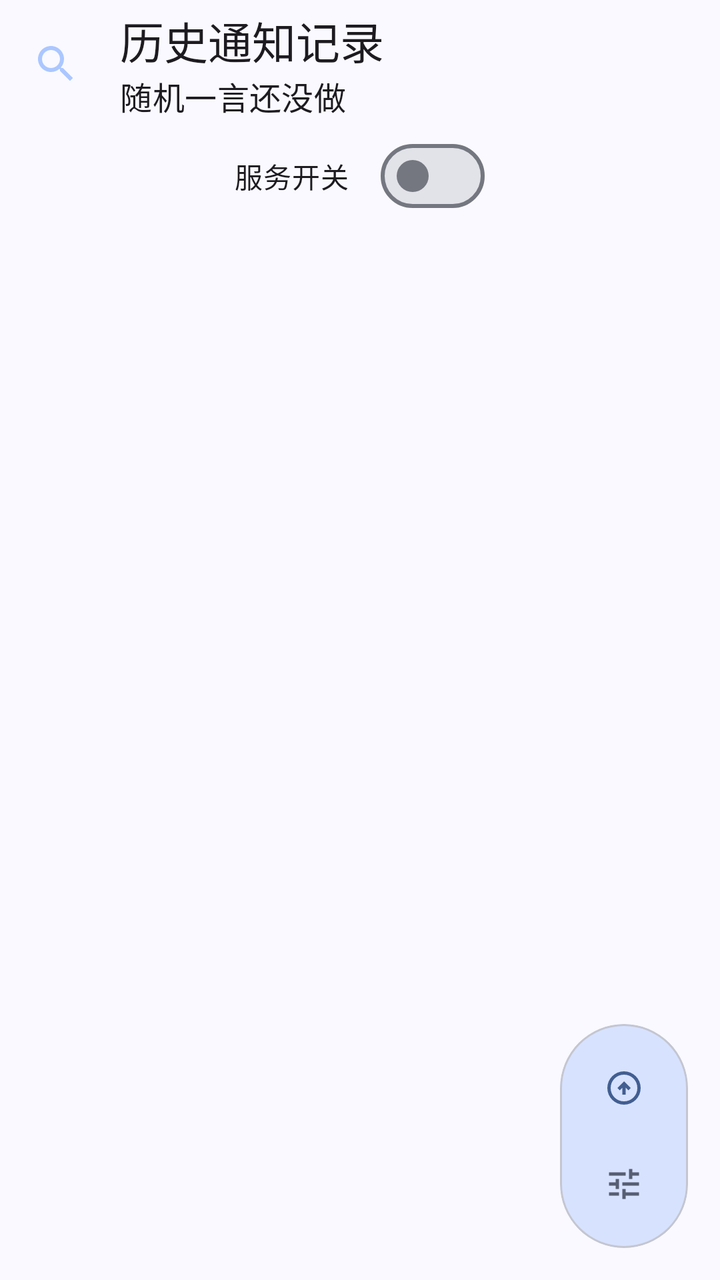
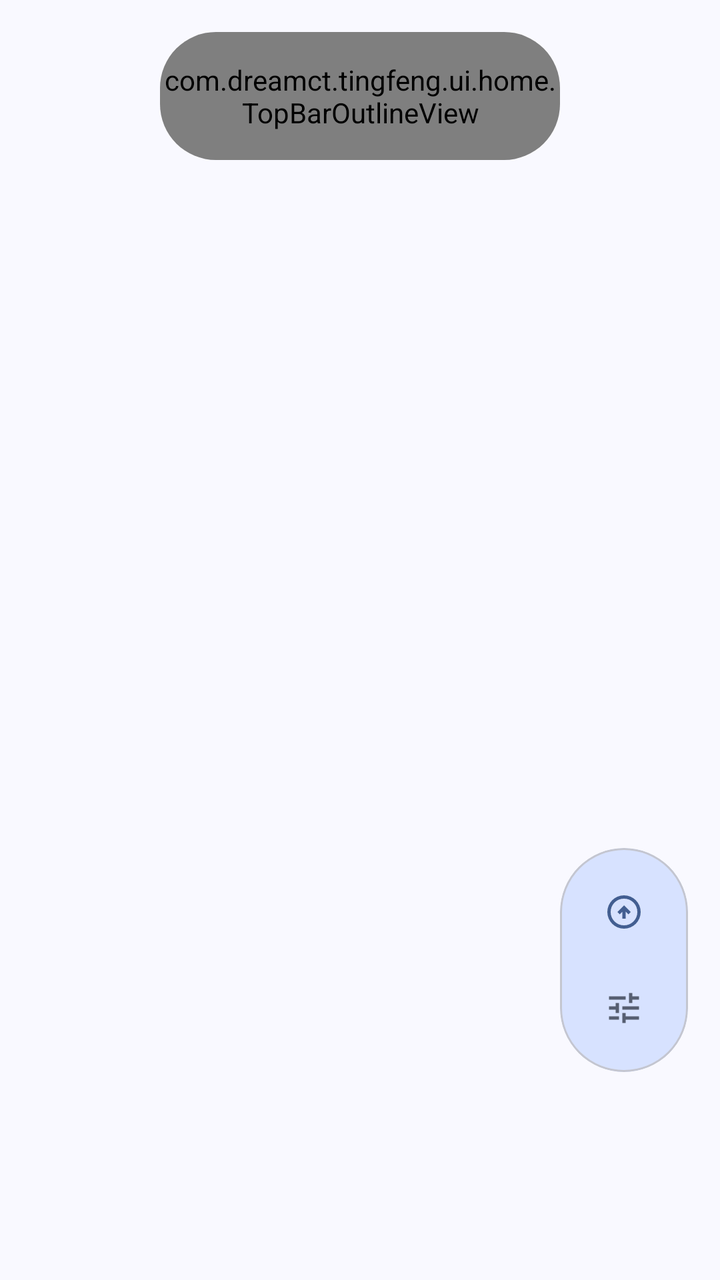

Before-and-after screenshots of an Android layout around one commit, followed by the original layout XML and the change that was made.
<!-- AndroidManifest.xml: application theme Theme.FoundationX -->
<!-- res/layout/fragment_home.xml -->
<?xml version="1.0" encoding="utf-8"?>
<androidx.coordinatorlayout.widget.CoordinatorLayout
    xmlns:android="http://schemas.android.com/apk/res/android"
    xmlns:app="http://schemas.android.com/apk/res-auto"
    android:layout_width="match_parent"
    android:layout_height="match_parent">
    

    <com.google.android.material.appbar.AppBarLayout
        android:layout_width="match_parent"
        android:layout_height="wrap_content">

        <FrameLayout
            android:id="@+id/topBarContainer"
            android:layout_width="match_parent"
            android:layout_height="?attr/actionBarSize">

            <com.google.android.material.appbar.MaterialToolbar
                android:id="@+id/topAppBar"
                android:layout_width="match_parent"
                android:layout_height="match_parent"
                app:navigationIcon="@drawable/search"
                app:title="历史通知记录"
                app:subtitle="随机一言还没做"
                android:visibility="visible" />

            <com.google.android.material.textfield.TextInputLayout
                android:id="@+id/search_input_layout"
                android:layout_width="match_parent"
                android:layout_height="wrap_content"
                android:layout_marginHorizontal="16dp"
                android:layout_marginVertical="0dp"
                android:visibility="gone"
                app:startIconDrawable="@drawable/arrow_back"
                app:endIconMode="clear_text"
                android:hint="搜索通知...">
                <com.google.android.material.textfield.TextInputEditText
                    android:id="@+id/search_edit_text"
                    android:layout_width="match_parent"
                    android:layout_height="wrap_content"
                    android:imeOptions="actionSearch"
                    android:inputType="text"
                    android:maxLines="1"/>
            </com.google.android.material.textfield.TextInputLayout>
        </FrameLayout>

        <com.google.android.material.materialswitch.MaterialSwitch
            android:id="@+id/service_switch"
            android:layout_width="wrap_content"
            android:layout_height="wrap_content"
            app:thumbIcon="@null"
            android:text="服务开关"
            android:layout_gravity="center"/>


    </com.google.android.material.appbar.AppBarLayout>

    
    <androidx.recyclerview.widget.RecyclerView
        android:id="@+id/cardRecyclerView"
        android:layout_width="match_parent"
        android:layout_height="match_parent"
        app:layoutManager="androidx.recyclerview.widget.LinearLayoutManager"
        android:orientation="vertical"
        app:layout_behavior="@string/appbar_scrolling_view_behavior"/>
    
    <com.google.android.material.card.MaterialCardView
        android:id="@+id/floating_toolbar"
        android:layout_width="wrap_content"
        android:layout_height="wrap_content"
        android:layout_gravity="bottom|end"
        android:layout_margin="16dp"
        app:cardBackgroundColor="?attr/colorPrimaryContainer"
        app:cardCornerRadius="36dp"
        app:cardElevation="3dp"
        app:contentPadding="8dp"
        style="@style/Widget.Material3.Toolbar">

        <LinearLayout
            android:layout_width="wrap_content"
            android:layout_height="wrap_content"
            android:orientation="vertical"
            android:gravity="center">

            
            <com.google.android.material.button.MaterialButton
                android:id="@+id/go_upon"
                android:layout_width="wrap_content"
                android:layout_height="wrap_content"
                style="@style/Widget.Material3.Button.IconButton"
                app:icon="@drawable/up1"
                android:contentDescription="button1"/>
            <com.google.android.material.button.MaterialButton
                android:id="@+id/test"
                android:layout_width="wrap_content"
                android:layout_height="wrap_content"
                style="@style/Widget.Material3.Button.IconButton"
                app:icon="@drawable/send"
                android:visibility="gone"
                android:contentDescription="button2"/>
            <com.google.android.material.button.MaterialButton
                android:id="@+id/settings"
                android:layout_width="wrap_content"
                android:layout_height="wrap_content"
                style="@style/Widget.Material3.Button.IconButton"
                app:icon="@drawable/settings1"
                app:iconTint="?attr/colorAccent"
                android:contentDescription="@string/settings"/>

        </LinearLayout>
    </com.google.android.material.card.MaterialCardView>

</androidx.coordinatorlayout.widget.CoordinatorLayout>
<!-- resources referenced by this layout -->
<resources>
  <!-- drawable arrow_back (drawable) -->
  <vector xmlns:android="http://schemas.android.com/apk/res/android" android:autoMirrored="true" android:height="24dp" android:tint="#ABC7FF" android:viewportHeight="24" android:viewportWidth="24" android:width="24dp">
        
      <path android:fillColor="@android:color/white" android:pathData="M11.67,3.87L9.9,2.1 0,12l9.9,9.9 1.77,-1.77L3.54,12z"/>
      
  </vector>
  <!-- drawable send (drawable) -->
  <vector xmlns:android="http://schemas.android.com/apk/res/android" android:autoMirrored="true" android:height="24dp" android:tint="#ABC7FF" android:viewportHeight="24" android:viewportWidth="24" android:width="24dp">
        
      <path android:fillColor="@android:color/white" android:pathData="M2.01,21L23,12 2.01,3 2,10l15,2 -15,2z"/>
      
  </vector>
  <string name="settings">设置</string>
  <color name="md_theme_inversePrimary">#ABC7FF</color>
  <color name="white">#FFFFFFFF</color>
  <color name="md_theme_primary">#425E91</color>
  <color name="md_theme_onPrimary">#FFFFFF</color>
  <color name="md_theme_primaryContainer">#D7E2FF</color>
  <color name="md_theme_onPrimaryContainer">#294677</color>
  <color name="md_theme_secondary">#565E71</color>
  <color name="md_theme_onSecondary">#FFFFFF</color>
  <color name="md_theme_secondaryContainer">#DAE2F9</color>
  <color name="md_theme_onSecondaryContainer">#3E4759</color>
  <color name="md_theme_tertiary">#705574</color>
  <color name="md_theme_onTertiary">#FFFFFF</color>
  <color name="md_theme_tertiaryContainer">#FAD8FD</color>
  <color name="md_theme_onTertiaryContainer">#573E5C</color>
  <color name="md_theme_error">#BA1A1A</color>
  <color name="md_theme_onError">#FFFFFF</color>
  <color name="md_theme_errorContainer">#FFDAD6</color>
  <color name="md_theme_onErrorContainer">#93000A</color>
  <color name="md_theme_background">#F9F9FF</color>
  <color name="md_theme_onBackground">#1A1C20</color>
  <color name="md_theme_surface">#F9F9FF</color>
  <color name="md_theme_onSurface">#1A1C20</color>
  <color name="md_theme_surfaceVariant">#E0E2EC</color>
  <color name="md_theme_onSurfaceVariant">#44474E</color>
  <color name="md_theme_outline">#74777F</color>
  <color name="md_theme_outlineVariant">#C4C6D0</color>
  <color name="md_theme_inverseSurface">#2E3036</color>
  <color name="md_theme_inverseOnSurface">#F0F0F7</color>
  <color name="md_theme_primaryFixed">#D7E2FF</color>
  <color name="md_theme_onPrimaryFixed">#001B3F</color>
  <color name="md_theme_primaryFixedDim">#ABC7FF</color>
  <color name="md_theme_onPrimaryFixedVariant">#294677</color>
  <color name="md_theme_secondaryFixed">#DAE2F9</color>
  <color name="md_theme_onSecondaryFixed">#131C2B</color>
  <color name="md_theme_secondaryFixedDim">#BEC6DC</color>
  <color name="md_theme_onSecondaryFixedVariant">#3E4759</color>
  <color name="md_theme_tertiaryFixed">#FAD8FD</color>
  <color name="md_theme_onTertiaryFixed">#29132E</color>
  <color name="md_theme_tertiaryFixedDim">#DDBCE0</color>
  <color name="md_theme_onTertiaryFixedVariant">#573E5C</color>
  <color name="md_theme_surfaceDim">#D9D9E0</color>
  <color name="md_theme_surfaceBright">#F9F9FF</color>
  <color name="md_theme_surfaceContainerLowest">#FFFFFF</color>
  <color name="md_theme_surfaceContainerLow">#F3F3FA</color>
  <color name="md_theme_surfaceContainer">#EDEDF6</color>
  <color name="md_theme_surfaceContainerHigh">#E8E7EE</color>
  <color name="md_theme_surfaceContainerHighest">#E2E2E9</color>
  <!-- unchanged entries left out for length: 4 -->
</resources>

<!-- the commit's change to res/layout/fragment_home.xml (unified diff, before → after) -->
@@ -3,12 +3,48 @@
     xmlns:android="http://schemas.android.com/apk/res/android"
     xmlns:app="http://schemas.android.com/apk/res-auto"
     android:layout_width="match_parent"
-    android:layout_height="match_parent">
+    android:layout_height="match_parent"
+    android:clipChildren="false">
+    
     
 
-    <com.google.android.material.appbar.AppBarLayout
+    
+    <androidx.recyclerview.widget.RecyclerView
+        android:id="@+id/cardRecyclerView"
         android:layout_width="match_parent"
-        android:layout_height="wrap_content">
+        android:layout_height="match_parent"
+        android:paddingTop="@dimen/floating_top_bar_inset"
+        android:paddingBottom="@dimen/floating_dock_content_inset"
+        android:clipToPadding="false"
+        android:orientation="vertical"/>
+
+    
+    <View
+        android:id="@+id/appbar_scrim"
+        android:layout_width="match_parent"
+        android:layout_height="120dp"
+        android:alpha="0"
+        android:background="?attr/colorSurface" />
+
+    
+    <View
+        android:id="@+id/appbar_divider"
+        android:layout_width="match_parent"
+        android:layout_height="1dp"
+        android:alpha="0"
+        android:background="?attr/colorOutlineVariant" />
+
+    
+    <com.google.android.material.card.MaterialCardView
+        android:id="@+id/floating_top_bar"
+        android:layout_width="match_parent"
+        android:layout_height="wrap_content"
+        android:layout_marginHorizontal="80dp"
+        android:layout_marginTop="16dp"
+        app:cardCornerRadius="28dp"
+        app:cardElevation="0dp"
+        app:cardBackgroundColor="?attr/colorSurface"
+        app:strokeWidth="0dp">
 
         <FrameLayout
             android:id="@+id/topBarContainer"
@@ -44,32 +80,22 @@
             </com.google.android.material.textfield.TextInputLayout>
         </FrameLayout>
 
-        <com.google.android.material.materialswitch.MaterialSwitch
-            android:id="@+id/service_switch"
-            android:layout_width="wrap_content"
-            android:layout_height="wrap_content"
-            app:thumbIcon="@null"
-            android:text="服务开关"
-            android:layout_gravity="center"/>
-
-
-    </com.google.android.material.appbar.AppBarLayout>
-
-    
-    <androidx.recyclerview.widget.RecyclerView
-        android:id="@+id/cardRecyclerView"
-        android:layout_width="match_parent"
-        android:layout_height="match_parent"
-        app:layoutManager="androidx.recyclerview.widget.LinearLayoutManager"
-        android:orientation="vertical"
-        app:layout_behavior="@string/appbar_scrolling_view_behavior"/>
+        
+        <com.dreamct.tingfeng.ui.home.TopBarOutlineView
+            android:id="@+id/topBarOutline"
+            android:layout_width="match_parent"
+            android:layout_height="?attr/actionBarSize" />
+    </com.google.android.material.card.MaterialCardView>
     
     <com.google.android.material.card.MaterialCardView
         android:id="@+id/floating_toolbar"
         android:layout_width="wrap_content"
         android:layout_height="wrap_content"
         android:layout_gravity="bottom|end"
-        android:layout_margin="16dp"
+        android:layout_marginStart="16dp"
+        android:layout_marginTop="16dp"
+        android:layout_marginEnd="16dp"
+        android:layout_marginBottom="104dp"
         app:cardBackgroundColor="?attr/colorPrimaryContainer"
         app:cardCornerRadius="36dp"
         app:cardElevation="3dp"
<!-- resource entries referenced after the edit -->
@@ -1,5 +1,7 @@
 <!-- resources referenced by this layout -->
 <resources>
+  <dimen name="floating_dock_content_inset">116dp</dimen>
+  <dimen name="floating_top_bar_inset">76dp</dimen>
   <!-- drawable arrow_back (drawable) -->
   <vector xmlns:android="http://schemas.android.com/apk/res/android" android:autoMirrored="true" android:height="24dp" android:tint="#ABC7FF" android:viewportHeight="24" android:viewportWidth="24" android:width="24dp">
         
